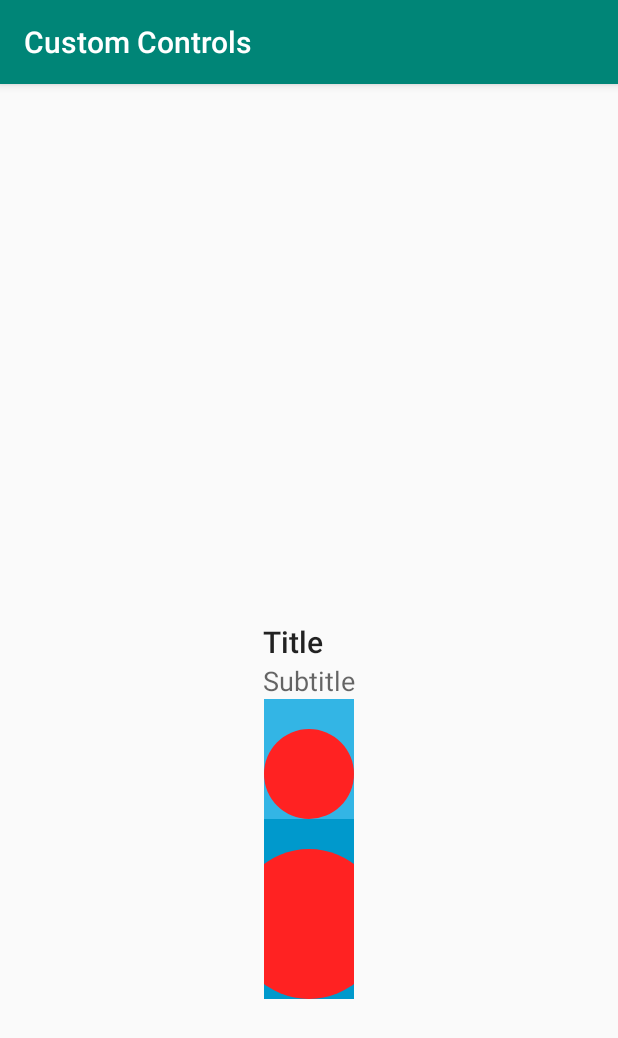
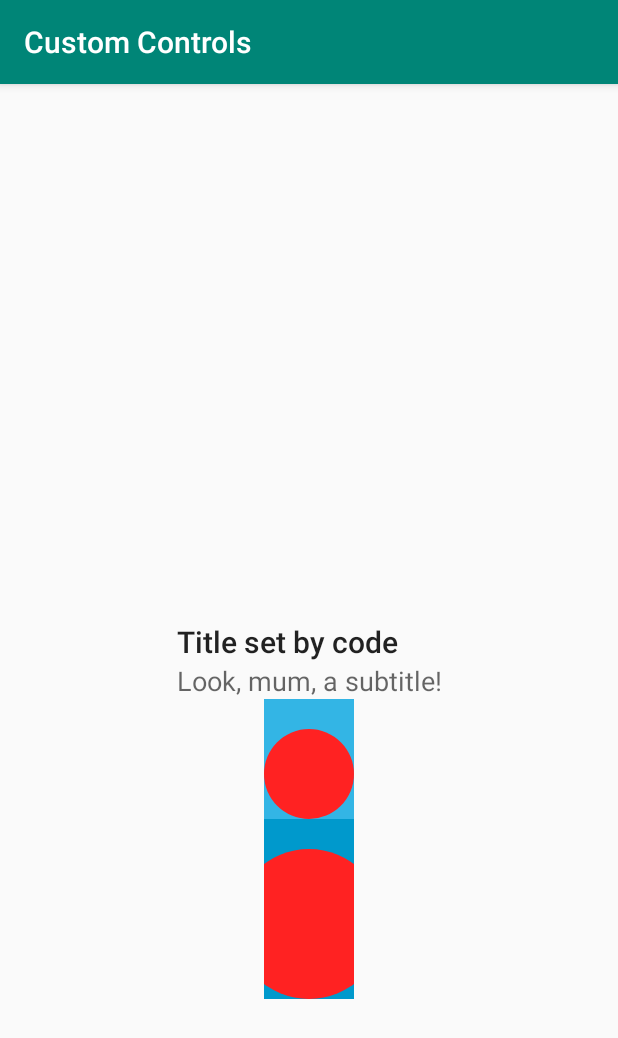
Before and after one commit to xrubioj/android-custom-controls-canvas-talk, an Android app: the screen it shows after launch (MainActivity), on a phone screen of 412 x 824 dp. Shown: the top 1038 px of the screen. Run offline under Robolectric (Android 15) with nearby library versions, the phone set to English and light mode, and no system bars.

Commit message:
Adds additional usage example in the Activity

```diff
--- a/examples/CustomControls/app/src/main/java/com/xrubio/customcontrols/MainActivity.kt
+++ b/examples/CustomControls/app/src/main/java/com/xrubio/customcontrols/MainActivity.kt
@@ -5,8 +5,27 @@ import androidx.appcompat.app.AppCompatActivity
 
 class MainActivity : AppCompatActivity() {
 
+    private val compoundControlView
+            by lazy { findViewById<MyCompoundControlView>(R.id.my_compound_control) }
+    private val customControlView1
+            by lazy { findViewById<MyCustomControlView>(R.id.my_custom_control1) }
+    private val customControlView2
+            by lazy { findViewById<MyCustomControlView>(R.id.my_custom_control2) }
+
     override fun onCreate(savedInstanceState: Bundle?) {
         super.onCreate(savedInstanceState)
         setContentView(R.layout.activity_main)
+
+        compoundControlView.title = "Title set by code"
+        compoundControlView.subTitle = "Look, mum, a subtitle!"
+
+        // Notice once is disabled, click will not be triggered again... 😅
+        customControlView1.setOnClickListener {
+            it.isEnabled = false
+        }
+
+        customControlView2.setOnClickListener {
+            customControlView2.radius *= 1.1f
+        }
     }
 }
```
